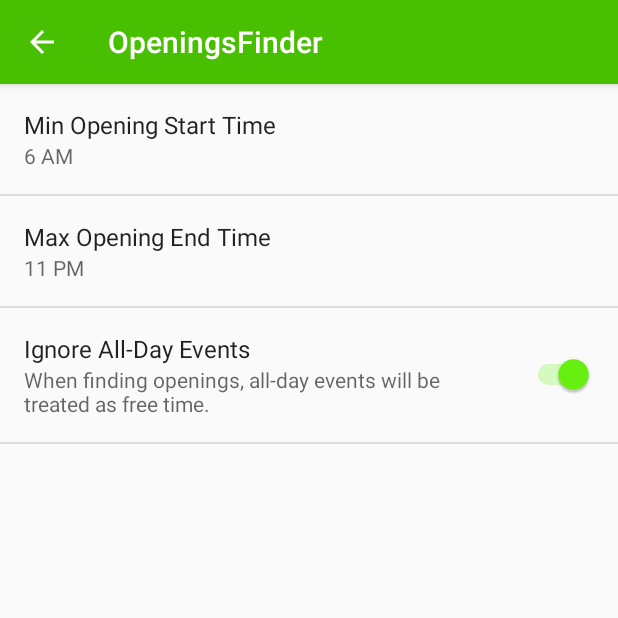
After one commit to JBLanier/CS185FinalProject, an Android app: the SettingsActivity screen opened directly, with no data from a screen before it, on a phone screen of 412 x 824 dp, the top half of it. The commit adds this screen. Run offline under Robolectric (Android 15) with nearby library versions, the phone set to English and light mode, and no system bars.

Commit message:
Settings Activity Implemented

```diff
--- /dev/null
+++ b/app/src/main/java/com/example/johnb/openingsfinder/SettingsActivity.java
@@ -0,0 +1,48 @@
+package com.example.johnb.openingsfinder;
+
+import android.preference.PreferenceFragment;
+import android.support.v4.app.NavUtils;
+import android.support.v7.app.AppCompatActivity;
+import android.os.Bundle;
+import android.view.MenuItem;
+
+public class SettingsActivity extends AppCompatActivity {
+
+    public static String KEY_MIN_OPENING_START_TIME = "min_opening_start_time";
+    public static String KEY_MAX_OPENING_END_TIME = "max_opening_end_time";
+    public static String KEY_IGNORE_ALL_DAY_EVENTS = "ignore_all_day_events";
+
+    @Override
+    protected void onCreate(Bundle savedInstanceState) {
+        super.onCreate(savedInstanceState);
+
+        // Display the fragment as the main content.
+        getFragmentManager().beginTransaction()
+                .replace(android.R.id.content, new SettingsFragment())
+                .commit();
+
+        getSupportActionBar().setDisplayHomeAsUpEnabled(true);
+    }
+
+    public static class SettingsFragment extends PreferenceFragment {
+        @Override
+        public void onCreate(Bundle savedInstanceState) {
+            super.onCreate(savedInstanceState);
+
+            // Load the preferences from an XML resource
+            addPreferencesFromResource(R.xml.preferences);
+        }
+
+    }
+
+    @Override
+    public boolean onOptionsItemSelected(MenuItem item) {
+        switch (item.getItemId()) {
+            // Respond to the action bar's Up/Home button
+            case android.R.id.home:
+                NavUtils.navigateUpFromSameTask(this);
+                return true;
+        }
+        return super.onOptionsItemSelected(item);
+    }
+}
--- /dev/null
+++ b/app/src/main/res/values/arrays.xml
@@ -0,0 +1,64 @@
+<?xml version="1.0" encoding="utf-8"?>
+<resources>
+    <string-array name="min_start_times">
+        <item>1 AM</item>
+        <item>2 AM</item>
+        <item>3 AM</item>
+        <item>4 AM</item>
+        <item>5 AM</item>
+        <item>6 AM</item>
+        <item>7 AM</item>
+        <item>8 AM</item>
+        <item>9 AM</item>
+        <item>10 AM</item>
+        <item>11 AM</item>
+        <item>12 PM</item>
+    </string-array>
+
+    <string-array name="min_start_values">
+        <item>1</item>
+        <item>2</item>
+        <item>3</item>
+        <item>4</item>
+        <item>5</item>
+        <item>6</item>
+        <item>7</item>
+        <item>8</item>
+        <item>9</item>
+        <item>10</item>
+        <item>11</item>
+        <item>12</item>
+    </string-array>
+
+    <string-array name="max_end_times">
+        <item>12 PM</item>
+        <item>1 PM</item>
+        <item>2 PM</item>
+        <item>3 PM</item>
+        <item>4 PM</item>
+        <item>5 PM</item>
+        <item>6 PM</item>
+        <item>7 PM</item>
+        <item>8 PM</item>
+        <item>9 PM</item>
+        <item>10 PM</item>
+        <item>11 PM</item>
+        <item>12 AM</item>
+    </string-array>
+
+    <string-array name="max_end_values">
+        <item>12</item>
+        <item>13</item>
+        <item>14</item>
+        <item>15</item>
+        <item>16</item>
+        <item>17</item>
+        <item>18</item>
+        <item>19</item>
+        <item>20</item>
+        <item>21</item>
+        <item>22</item>
+        <item>23</item>
+        <item>0</item>
+    </string-array>
+</resources>
--- /dev/null
+++ b/app/src/main/res/xml/preferences.xml
@@ -0,0 +1,25 @@
+<?xml version="1.0" encoding="utf-8"?>
+<PreferenceScreen xmlns:android="http://schemas.android.com/apk/res/android">
+    <ListPreference
+        android:key="min_opening_start_time"
+        android:title="Min Opening Start Time"
+        android:entries="@array/min_start_times"
+        android:entryValues="@array/min_start_values"
+        android:defaultValue="6"
+        android:summary="%s"
+        />
+    <ListPreference
+        android:key="max_opening_end_time"
+        android:title="Max Opening End Time"
+        android:entries="@array/max_end_times"
+        android:entryValues="@array/max_end_values"
+        android:defaultValue="23"
+        android:summary="%s"
+        />
+    <SwitchPreference
+        android:key="ignore_all_day_events"
+        android:title="Ignore All-Day Events"
+        android:summaryOn="When finding openings, all-day events will be treated as free time."
+        android:summaryOff="When finding openings, if a date has an all-day event during it, the entire date will be blocked off as busy."
+        android:defaultValue="true"/>
+</PreferenceScreen>
```
Also changed, not shown: app/build.gradle (+4 -3 lines), app/src/main/AndroidManifest.xml (+8 -5 lines), app/src/main/java/com/example/johnb/openingsfinder/GoogleCalendarClient.java (+61 -2 lines), app/src/main/java/com/example/johnb/openingsfinder/MainActivity.java (+14 -3 lines), app/src/main/res/layout/activity_settings.xml (added, +13 -0 lines).
